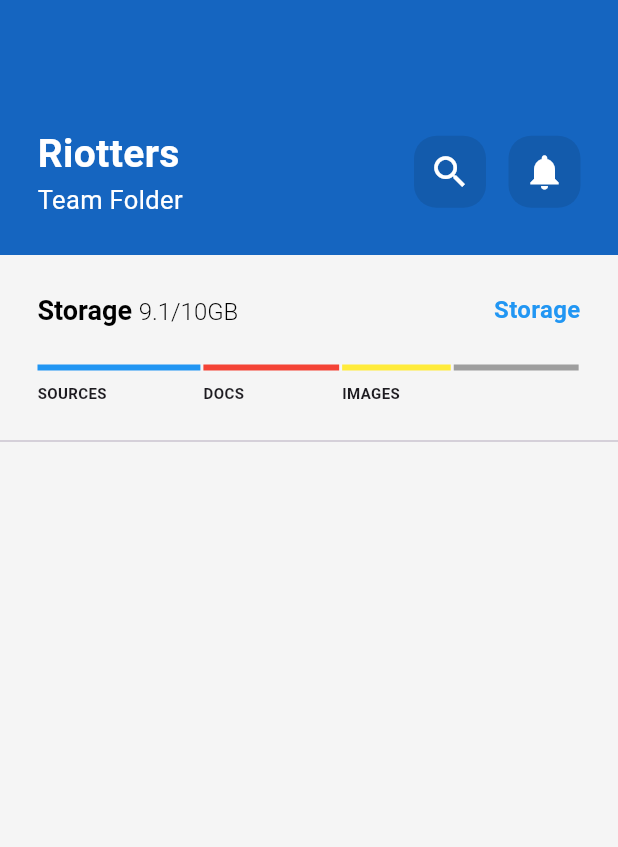
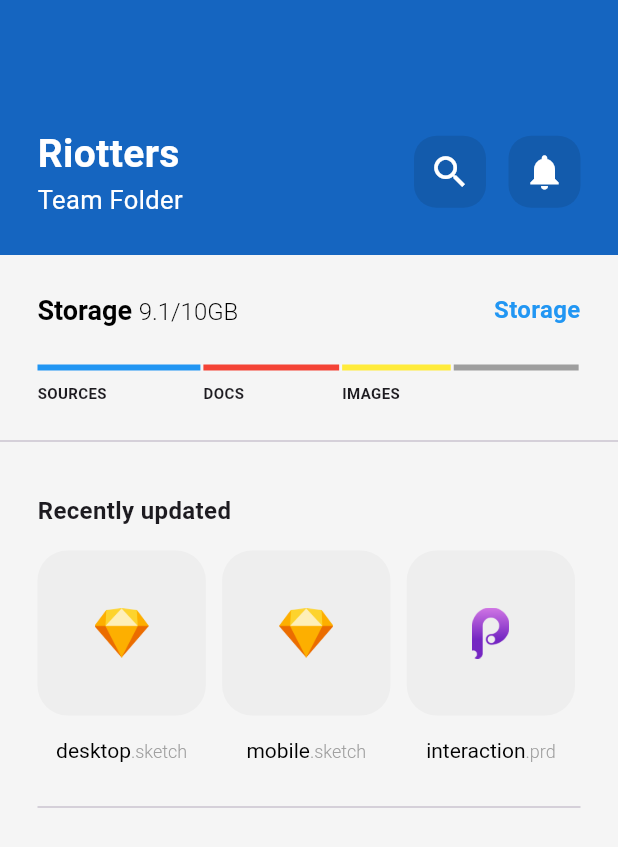
Before and after one commit to AlbenBustamante/cloud_files_app_ui, a Flutter app: the screen it shows after launch, on a phone screen of 412 x 824 dp. Shown: the top 847 px of the screen. Run offline on Flutter 3.47's test engine with Material 3 defaults, Android fonts, the light colour scheme and no system bars.

Commit message:
feat: add image assets and design recently updated section

```diff
--- a/lib/pages/team_folder_page.dart
+++ b/lib/pages/team_folder_page.dart
@@ -101,8 +101,50 @@ class _TeamFolderPageState extends State<TeamFolderPage> {
             ]),
           ),
           const SizedBox(height: 15.0),
-          const Divider(height: 20.0)
+          const Divider(height: 20.0),
+          Expanded(
+              child: ListView(padding: const EdgeInsets.all(25.0), children: [
+            const Text("Recently updated",
+                style: TextStyle(fontSize: 16, fontWeight: FontWeight.bold)),
+            const SizedBox(height: 15.0),
+            Row(children: [
+              _buildFileColumn('sketch', 'desktop', '.sketch'),
+              SizedBox(width: _availableScreenWidth * .03),
+              _buildFileColumn('sketch', 'mobile', '.sketch'),
+              SizedBox(width: _availableScreenWidth * .03),
+              _buildFileColumn('prd', 'interaction', '.prd'),
+            ]),
+            const Divider(height: 60.0)
+          ]))
         ]));
+  }
+
+  Column _buildFileColumn(String image, String filename, String ext) {
+    return Column(
+      children: [
+        Container(
+            width: _availableScreenWidth * .31,
+            decoration: BoxDecoration(
+                color: Colors.grey.shade200,
+                borderRadius: BorderRadius.circular(20.0)),
+            padding: const EdgeInsets.all(38.0),
+            height: 110.0,
+            child: Image.asset("assets/images/$image.png")),
+        const SizedBox(height: 15.0),
+        RichText(
+            text: TextSpan(
+                text: filename,
+                style: const TextStyle(color: Colors.black, fontSize: 14.0),
+                children: [
+              TextSpan(
+                  text: ext,
+                  style: const TextStyle(
+                      color: Colors.grey,
+                      fontWeight: FontWeight.w300,
+                      fontSize: 12.0))
+            ])),
+      ],
+    );
   }
 
   Column _buildFileSizeChart(
--- a/pubspec.yaml
+++ b/pubspec.yaml
@@ -1,6 +1,6 @@
 name: cloud_files
 description: "A new Flutter project."
-publish_to: 'none'
+publish_to: "none"
 version: 0.1.0
 
 environment:
@@ -17,3 +17,6 @@ dev_dependencies:
 
 flutter:
   uses-material-design: true
+
+  assets:
+    - assets/images/
```
Also changed, not shown: assets/images/adam.jpeg (added), assets/images/alie.jpeg (added), assets/images/brandon.jpeg (added), assets/images/mia.jpeg (added), assets/images/mike.jpeg (added), assets/images/prd.png (added), assets/images/sketch.png (added), 1 other file.
